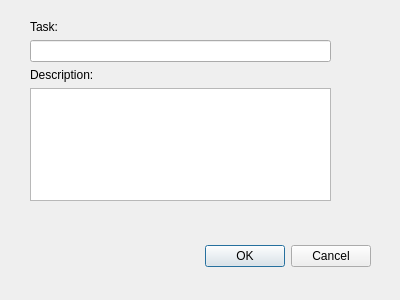
Above: src/createform.ui from JustDunia/KanbanCpp before the change. Below: the same form after it.
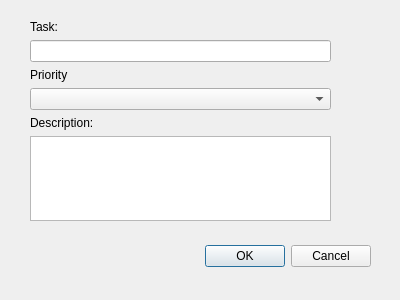
That is the form after the change.

```diff
--- a/src/createform.ui
+++ b/src/createform.ui
@@ -35,7 +35,7 @@
      <x>30</x>
      <y>20</y>
      <width>301</width>
-     <height>181</height>
+     <height>201</height>
     </rect>
    </property>
    <layout class="QVBoxLayout" name="verticalLayout">
@@ -49,6 +49,16 @@
     <item>
      <widget class="QLineEdit" name="titleLineEdit"/>
     </item>
+    <item>
+     <widget class="QLabel" name="label_3">
+      <property name="text">
+       <string>Priority</string>
+      </property>
+     </widget>
+    </item>
+    <item>
+     <widget class="QComboBox" name="priority"/>
+    </item>
     <item>
      <widget class="QLabel" name="label_2">
       <property name="text">
```
